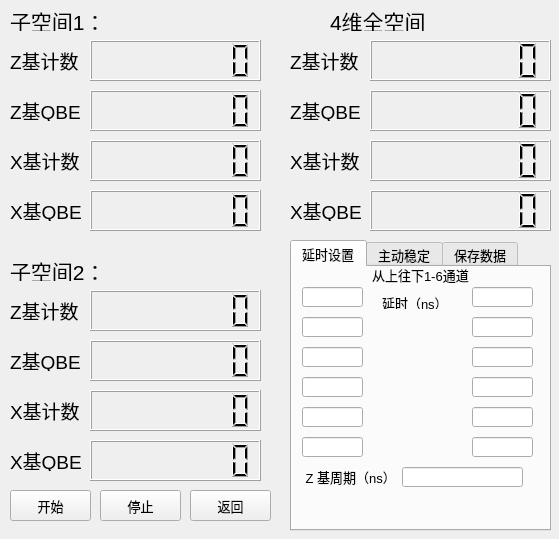
Old version of the form ui/hyperEBQKDwidget.ui in the repository WhiteChimney/TDC-counter.
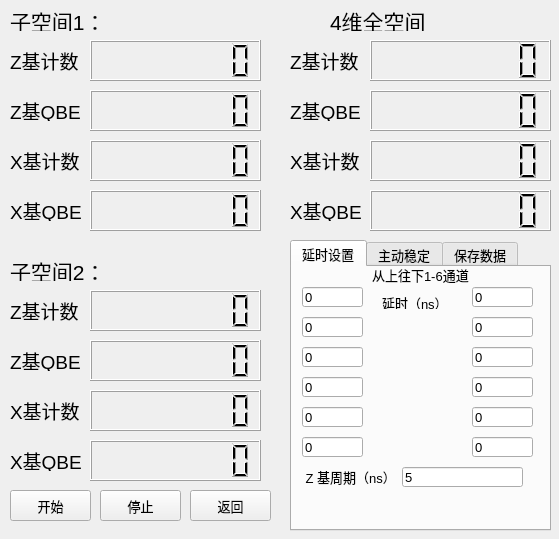
New version of the form.

Diff of the .ui file:
```diff
--- a/ui/hyperEBQKDwidget.ui
+++ b/ui/hyperEBQKDwidget.ui
@@ -631,6 +631,9 @@
        <height>20</height>
       </rect>
      </property>
+     <property name="text">
+      <string>0</string>
+     </property>
     </widget>
     <widget class="QLineEdit" name="TDC1delay2">
      <property name="geometry">
@@ -641,6 +644,9 @@
        <height>20</height>
       </rect>
      </property>
+     <property name="text">
+      <string>0</string>
+     </property>
     </widget>
     <widget class="QLineEdit" name="TDC1delay3">
      <property name="geometry">
@@ -651,6 +657,9 @@
        <height>20</height>
       </rect>
      </property>
+     <property name="text">
+      <string>0</string>
+     </property>
     </widget>
     <widget class="QLineEdit" name="TDC1delay4">
      <property name="geometry">
@@ -661,6 +670,9 @@
        <height>20</height>
       </rect>
      </property>
+     <property name="text">
+      <string>0</string>
+     </property>
     </widget>
     <widget class="QLineEdit" name="TDC1delay5">
      <property name="geometry">
@@ -671,6 +683,9 @@
        <height>20</height>
       </rect>
      </property>
+     <property name="text">
+      <string>0</string>
+     </property>
     </widget>
     <widget class="QLineEdit" name="TDC1delay6">
      <property name="geometry">
@@ -681,6 +696,9 @@
        <height>20</height>
       </rect>
      </property>
+     <property name="text">
+      <string>0</string>
+     </property>
     </widget>
     <widget class="QLineEdit" name="TDC2delay2">
      <property name="geometry">
@@ -691,6 +709,9 @@
        <height>20</height>
       </rect>
      </property>
+     <property name="text">
+      <string>0</string>
+     </property>
     </widget>
     <widget class="QLineEdit" name="TDC2delay3">
      <property name="geometry">
@@ -701,6 +722,9 @@
        <height>20</height>
       </rect>
      </property>
+     <property name="text">
+      <string>0</string>
+     </property>
     </widget>
     <widget class="QLineEdit" name="TDC2delay4">
      <property name="geometry">
@@ -711,6 +735,9 @@
        <height>20</height>
       </rect>
      </property>
+     <property name="text">
+      <string>0</string>
+     </property>
     </widget>
     <widget class="QLineEdit" name="TDC2delay5">
      <property name="geometry">
@@ -721,6 +748,9 @@
        <height>20</height>
       </rect>
      </property>
+     <property name="text">
+      <string>0</string>
+     </property>
     </widget>
     <widget class="QLineEdit" name="TDC2delay6">
      <property name="geometry">
@@ -731,6 +761,9 @@
        <height>20</height>
       </rect>
      </property>
+     <property name="text">
+      <string>0</string>
+     </property>
     </widget>
     <widget class="QLineEdit" name="TDC2delay1">
      <property name="geometry">
@@ -741,6 +774,9 @@
        <height>20</height>
       </rect>
      </property>
+     <property name="text">
+      <string>0</string>
+     </property>
     </widget>
     <widget class="QLabel" name="label_16">
      <property name="geometry">
@@ -777,6 +813,9 @@
        <height>20</height>
       </rect>
      </property>
+     <property name="text">
+      <string>5</string>
+     </property>
     </widget>
     <widget class="QLabel" name="label_19">
      <property name="geometry">
```
